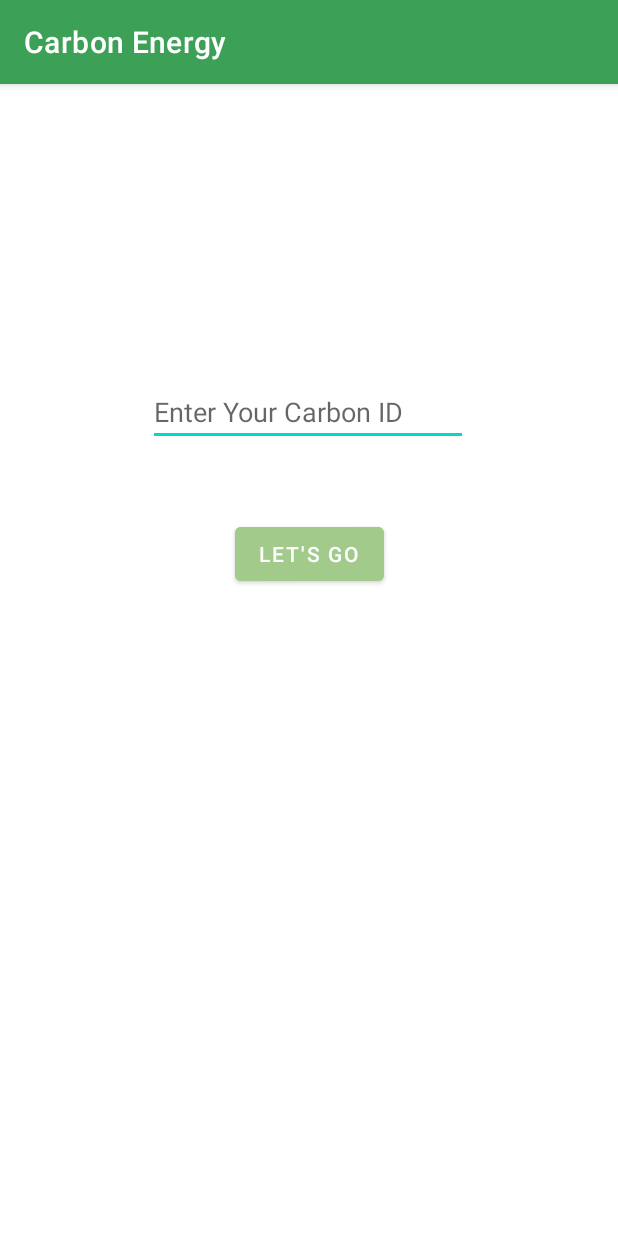
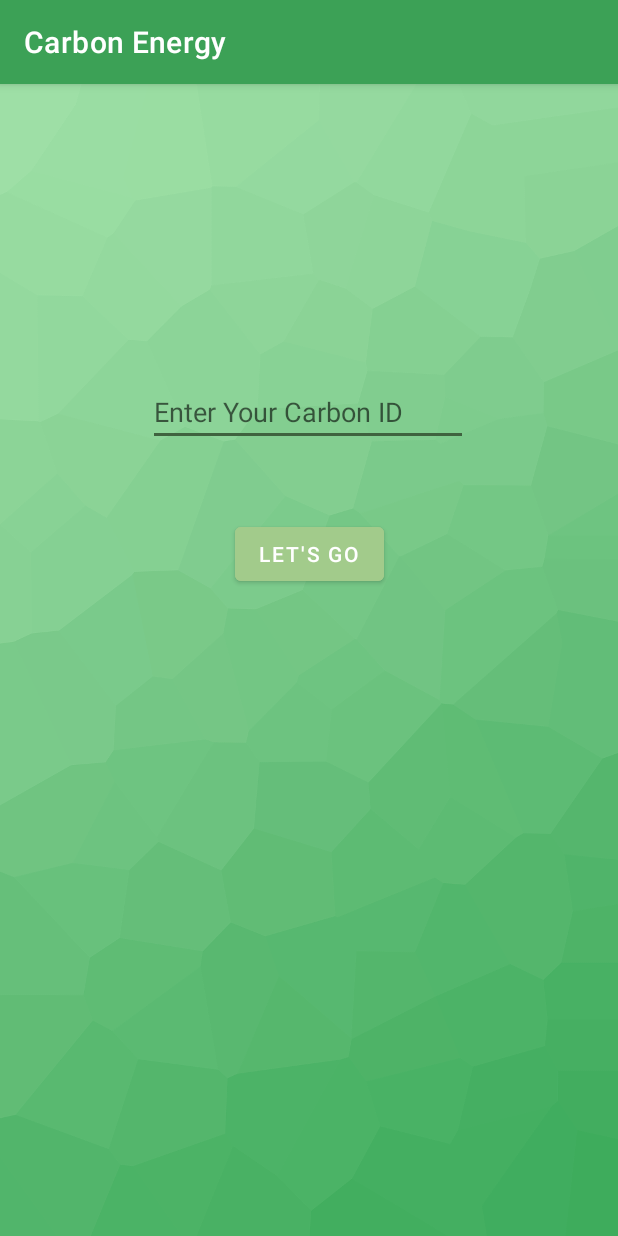
Before and after one commit to Chrisz236/CarbonEnergyClient, an Android app built with Jetpack Compose: the screen it shows after launch (MainActivity), on a phone screen of 412 x 824 dp. Run offline under Robolectric (Android 15) with nearby library versions, the phone set to English and light mode, and no system bars.

Commit message:
Change the color of the input text bar

```diff
--- a/app/src/main/res/layout/login.xml
+++ b/app/src/main/res/layout/login.xml
@@ -4,6 +4,7 @@
     xmlns:tools="http://schemas.android.com/tools"
     android:layout_width="match_parent"
     android:layout_height="match_parent"
+    android:background="@drawable/login"
     tools:context=".MainActivity">
 
     <EditText
@@ -16,6 +17,7 @@
         android:ems="10"
         android:hint="Enter Your Carbon ID"
         android:inputType="textPersonName"
+        android:backgroundTint="@color/green_dark"
         app:layout_constraintEnd_toEndOf="parent"
         app:layout_constraintStart_toStartOf="parent"
         app:layout_constraintTop_toTopOf="parent" />
```
